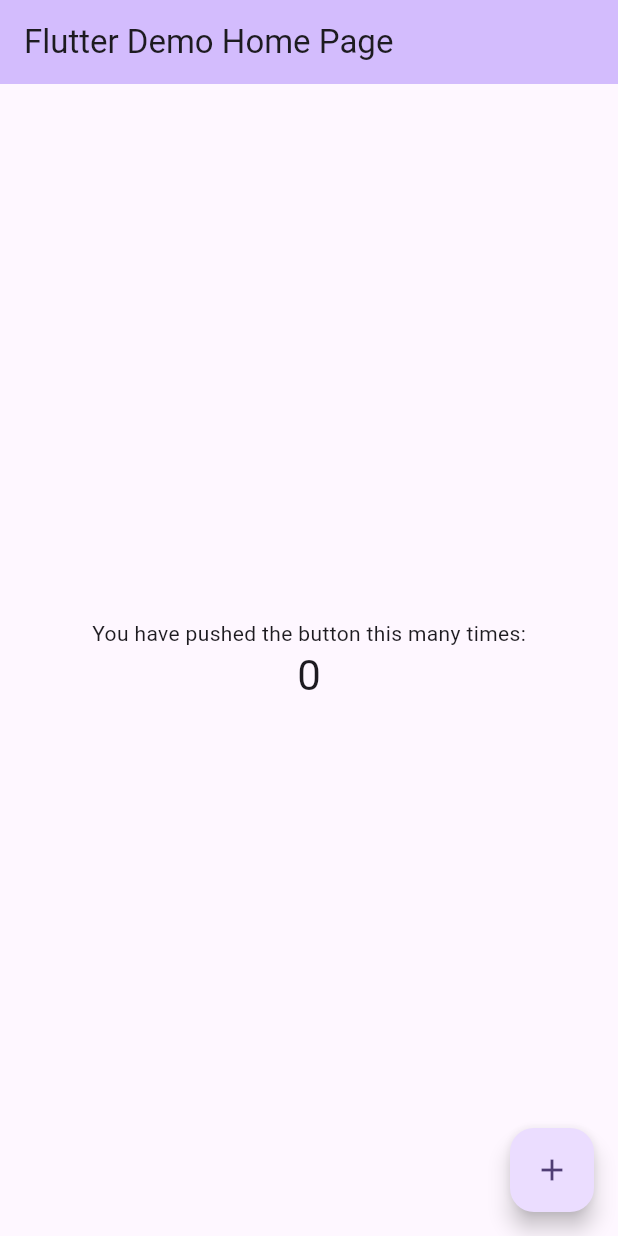
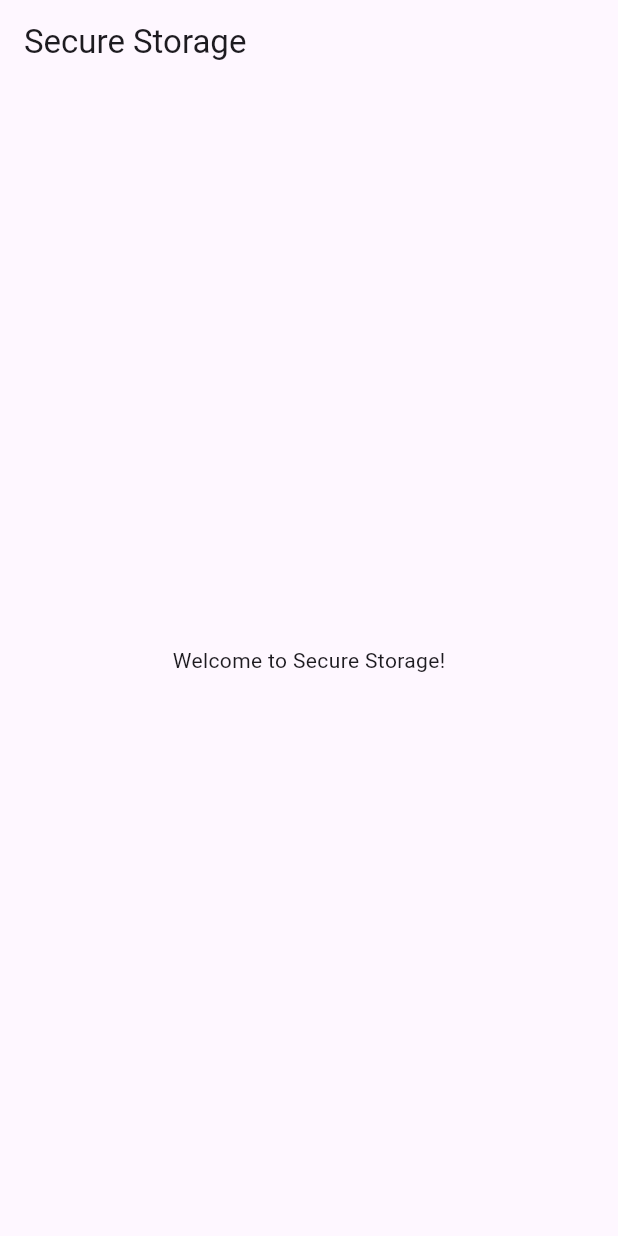
Before and after one commit to kamrul3288/Foundry-Flutter, a Flutter app: the screen it shows after launch, on a phone screen of 412 x 824 dp. Run offline on Flutter 3.47's test engine with Material 3 defaults, Android fonts, the phone set to English and light mode, and no system bars.

Commit message:
Add flutter_secure_storagex package and update configurations

```diff
--- a/app/lib/main.dart
+++ b/app/lib/main.dart
@@ -1,4 +1,5 @@
 import 'package:flutter/material.dart';
+import 'package:flutter_secure_storagex/flutter_secure_storagex.dart';
 
 void main() {
   runApp(const MyApp());
@@ -13,110 +14,9 @@ class MyApp extends StatelessWidget {
     return MaterialApp(
       title: 'Flutter Demo',
       theme: ThemeData(
-        // This is the theme of your application.
-        //
-        // TRY THIS: Try running your application with "flutter run". You'll see
-        // the application has a purple toolbar. Then, without quitting the app,
-        // try changing the seedColor in the colorScheme below to Colors.green
-        // and then invoke "hot reload" (save your changes or press the "hot
-        // reload" button in a Flutter-supported IDE, or press "r" if you used
-        // the command line to start the app).
-        //
-        // Notice that the counter didn't reset back to zero; the application
-        // state is not lost during the reload. To reset the state, use hot
-        // restart instead.
-        //
-        // This works for code too, not just values: Most code changes can be
-        // tested with just a hot reload.
         colorScheme: ColorScheme.fromSeed(seedColor: Colors.deepPurple),
       ),
-      home: const MyHomePage(title: 'Flutter Demo Home Page'),
+      home: SecureStorageMainScreen(),
     );
   }
 }
-
-class MyHomePage extends StatefulWidget {
-  const MyHomePage({super.key, required this.title});
-
-  // This widget is the home page of your application. It is stateful, meaning
-  // that it has a State object (defined below) that contains fields that affect
-  // how it looks.
-
-  // This class is the configuration for the state. It holds the values (in this
-  // case the title) provided by the parent (in this case the App widget) and
-  // used by the build method of the State. Fields in a Widget subclass are
-  // always marked "final".
-
-  final String title;
-
-  @override
-  State<MyHomePage> createState() => _MyHomePageState();
-}
-
-class _MyHomePageState extends State<MyHomePage> {
-  int _counter = 0;
-
-  void _incrementCounter() {
-    setState(() {
-      // This call to setState tells the Flutter framework that something has
-      // changed in this State, which causes it to rerun the build method below
-      // so that the display can reflect the updated values. If we changed
-      // _counter without calling setState(), then the build method would not be
-      // called again, and so nothing would appear to happen.
-      _counter++;
-    });
-  }
-
-  @override
-  Widget build(BuildContext context) {
-    // This method is rerun every time setState is called, for instance as done
-    // by the _incrementCounter method above.
-    //
-    // The Flutter framework has been optimized to make rerunning build methods
-    // fast, so that you can just rebuild anything that needs updating rather
-    // than having to individually change instances of widgets.
-    return Scaffold(
-      appBar: AppBar(
-        // TRY THIS: Try changing the color here to a specific color (to
-        // Colors.amber, perhaps?) and trigger a hot reload to see the AppBar
-        // change color while the other colors stay the same.
-        backgroundColor: Theme.of(context).colorScheme.inversePrimary,
-        // Here we take the value from the MyHomePage object that was created by
-        // the App.build method, and use it to set our appbar title.
-        title: Text(widget.title),
-      ),
-      body: Center(
-        // Center is a layout widget. It takes a single child and positions it
-        // in the middle of the parent.
-        child: Column(
-          // Column is also a layout widget. It takes a list of children and
-          // arranges them vertically. By default, it sizes itself to fit its
-          // children horizontally, and tries to be as tall as its parent.
-          //
-          // Column has various properties to control how it sizes itself and
-          // how it positions its children. Here we use mainAxisAlignment to
-          // center the children vertically; the main axis here is the vertical
-          // axis because Columns are vertical (the cross axis would be
-          // horizontal).
-          //
-          // TRY THIS: Invoke "debug painting" (choose the "Toggle Debug Paint"
-          // action in the IDE, or press "p" in the console), to see the
-          // wireframe for each widget.
-          mainAxisAlignment: MainAxisAlignment.center,
-          children: <Widget>[
-            const Text('You have pushed the button this many times:'),
-            Text(
-              '$_counter',
-              style: Theme.of(context).textTheme.headlineMedium,
-            ),
-          ],
-        ),
-      ),
-      floatingActionButton: FloatingActionButton(
-        onPressed: _incrementCounter,
-        tooltip: 'Increment',
-        child: const Icon(Icons.add),
-      ), // This trailing comma makes auto-formatting nicer for build methods.
-    );
-  }
-}
--- a/app/pubspec.yaml
+++ b/app/pubspec.yaml
@@ -11,6 +11,7 @@ environment:
 dependencies:
   flutter:
     sdk: flutter
+  flutter_secure_storagex:
   cupertino_icons: ^1.0.8
 
 dev_dependencies:
--- /dev/null
+++ b/foundry_packages/flutter_secure_storagex/lib/flutter_secure_storagex.dart
@@ -0,0 +1,3 @@
+
+export 'src/screen/ss_main_screen.dart';
+export 'flutter_secure_storagex.dart';
--- /dev/null
+++ b/foundry_packages/flutter_secure_storagex/lib/src/screen/ss_main_screen.dart
@@ -0,0 +1,17 @@
+import 'package:flutter/material.dart';
+
+class SecureStorageMainScreen extends StatelessWidget {
+  const SecureStorageMainScreen({super.key});
+
+  @override
+  Widget build(BuildContext context) {
+    return Scaffold(
+      appBar: AppBar(
+        title: const Text("Secure Storage"),
+      ),
+      body: const Center(
+        child: Text('Welcome to Secure Storage!'),
+      ),
+    );
+  }
+}
```
Also changed, not shown: foundry_packages/flutter_secure_storagex/pubspec.yaml (added, +22 -0 lines), pubspec.yaml (+4 -9 lines), pubspec.lock, 16 other files.
